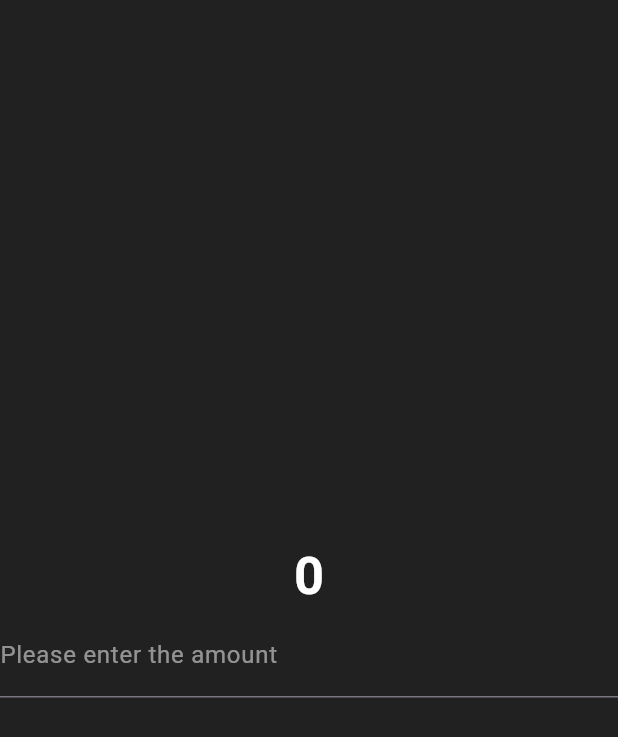
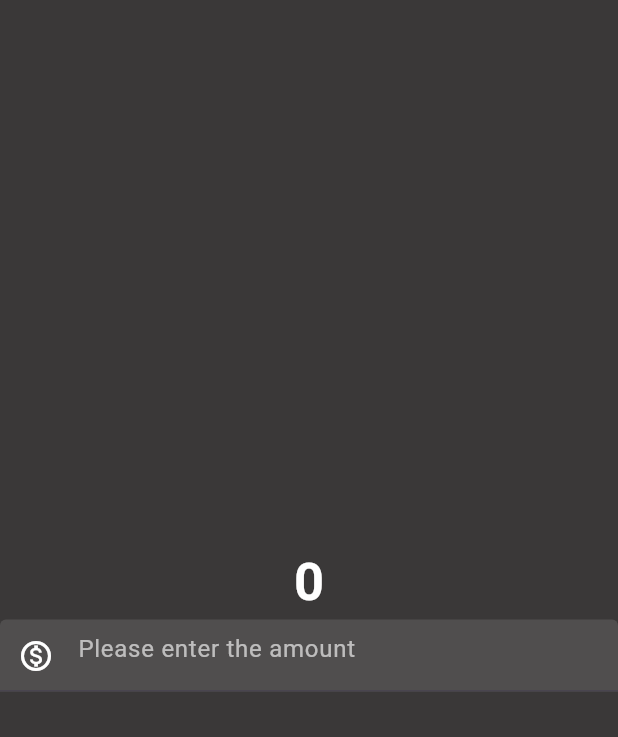
Before and after one commit to HevertonLessa/MOBILE-DEV, a Flutter app: the screen it shows after launch, on a phone screen of 412 x 824 dp. Shown: the top 737 px of the screen. Run offline on Flutter 3.47's test engine with Material 3 defaults, Android fonts, the phone set to English and light mode, and no system bars.

Commit message:
03/02/25

```diff
--- a/Flutter/currency_converter/lib/currency_converter_material_page.dart
+++ b/Flutter/currency_converter/lib/currency_converter_material_page.dart
@@ -5,32 +5,44 @@ class MaterialHomePage extends StatelessWidget {
   @override
   Widget build(BuildContext context) {
     return const Scaffold(
-      backgroundColor: Color.fromRGBO(33, 33, 33, 1),
+      backgroundColor: Color.fromRGBO(58, 56, 56, 1),
       body: Center(
-        child: Column (
+        child: Column(
           mainAxisAlignment: MainAxisAlignment.center,
           children: [
-          Text('0', style: TextStyle(
+            Text(
+              '0',
+              style: TextStyle(
                 fontSize: 35,
                 fontWeight: FontWeight.bold,
                 color: Color.fromARGB(255, 255, 255, 255),
               ),
             ),
             TextField(
-            style: TextStyle(
-              color: Color.fromARGB(255, 255, 253, 253)
+              style: TextStyle(color: Color.fromARGB(255, 255, 253, 253)),
+              decoration: InputDecoration(
+                hintText: 'Please enter the amount',
+                hintStyle: TextStyle(
+                  color: Color.fromARGB(160, 255, 255, 255),
                 ),
-            decoration: InputDecoration(
-              label: Text('Please enter the amount',
-              style: TextStyle(
-                  color: Color.fromARGB(131, 255, 255, 255)
+                prefixIcon: Icon(Icons.monetization_on_outlined),
+                prefixIconColor: Colors.white,
+                filled: true,
+                fillColor: Color.fromARGB(57, 155, 155, 155),
+                focusedBorder: OutlineInputBorder(
+                  borderSide: BorderSide(
+                    color: Colors.black12,
+                    width: 1.0,
+                    style: BorderStyle.solid,
+                    strokeAlign: BorderSide.strokeAlignCenter,
                   ),
+                  borderRadius: BorderRadius.all(Radius.circular(70)),
                 ),
               ),
             ),
           ],
         ),
-      )
+      ),
     );
   }
 }
```
Lines whose indentation alone changed are shown as unchanged.
